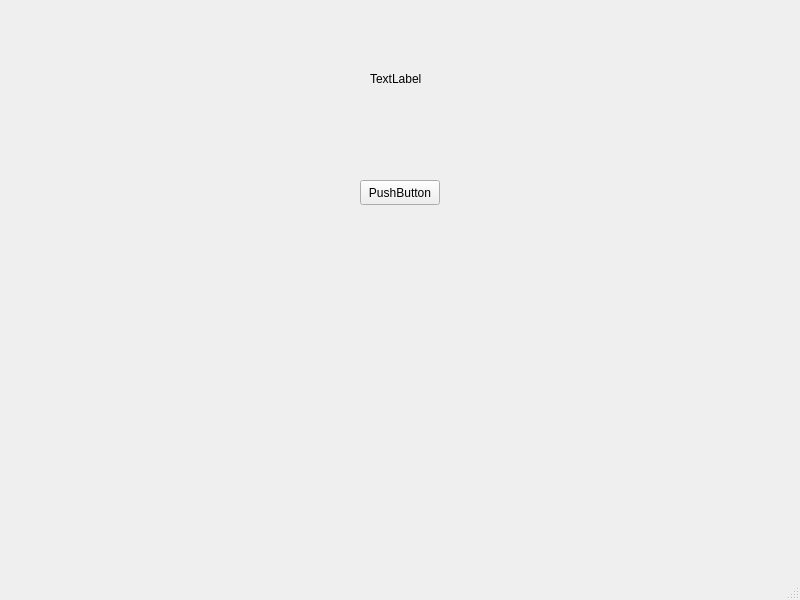
First picture: the form in Prueba/cframe.ui, repository ds2turin/Programacion3, before the edit.
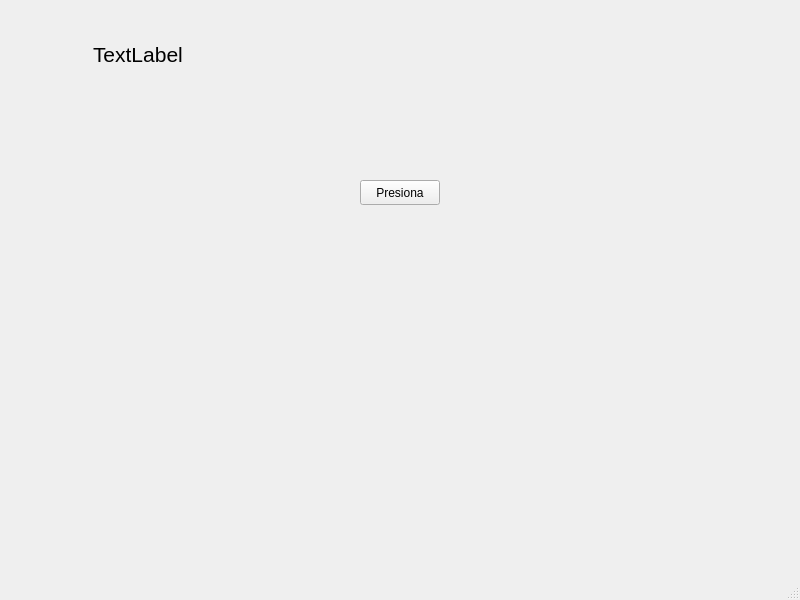
Second picture: the form after the edit.

Commit message: Actualización GUI y SMS

```diff
--- a/Prueba/cframe.ui
+++ b/Prueba/cframe.ui
@@ -17,12 +17,17 @@
    <widget class="QLabel" name="label">
     <property name="geometry">
      <rect>
-      <x>370</x>
-      <y>70</y>
-      <width>54</width>
-      <height>17</height>
+      <x>93</x>
+      <y>19</y>
+      <width>611</width>
+      <height>71</height>
      </rect>
     </property>
+    <property name="font">
+     <font>
+      <pointsize>16</pointsize>
+     </font>
+    </property>
     <property name="text">
      <string>TextLabel</string>
     </property>
@@ -37,7 +42,7 @@
      </rect>
     </property>
     <property name="text">
-     <string>PushButton</string>
+     <string>Presiona</string>
     </property>
    </widget>
   </widget>
```
The commit also changes 1 other file.
